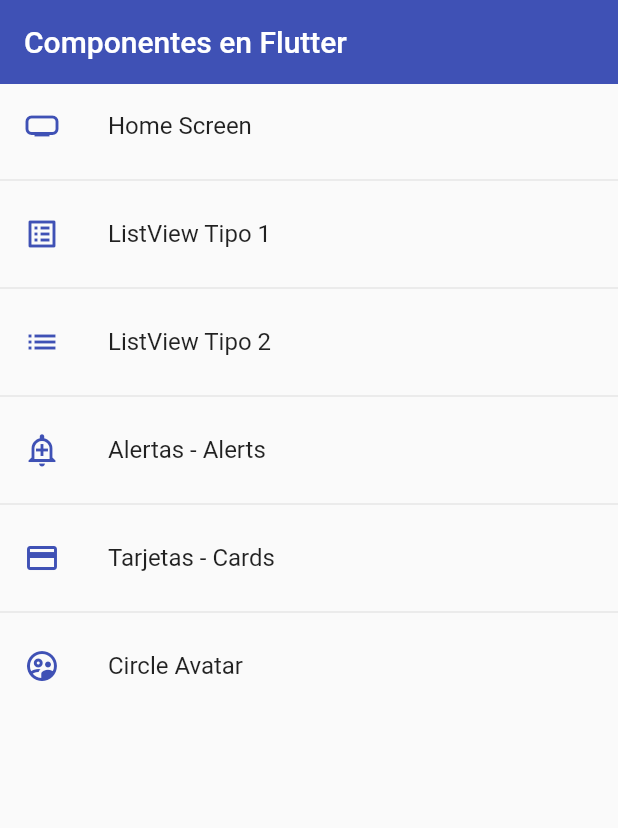
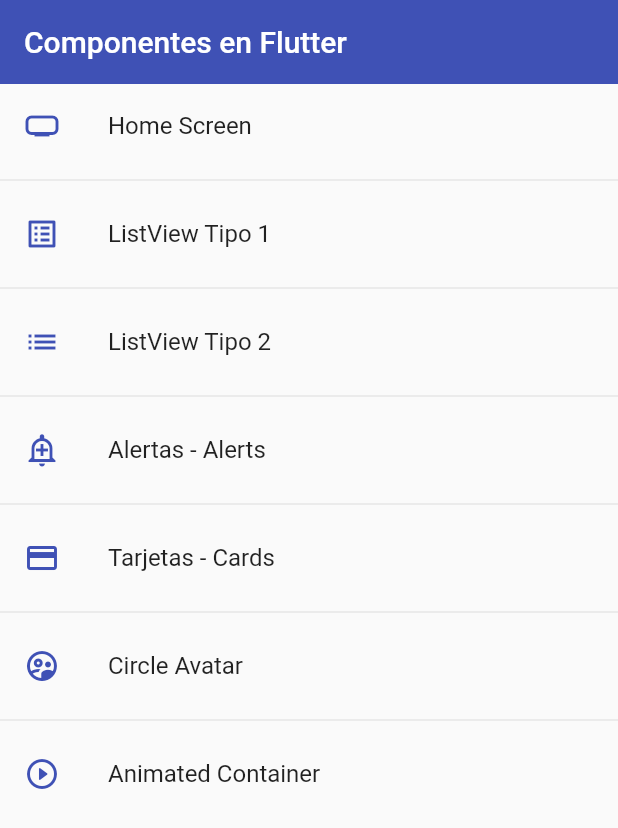
Before and after one commit to CRUXsur/marknotes, a Flutter app: the screen it shows after launch, on a phone screen of 412 x 824 dp. Shown: the top 828 px of the screen. Run offline on Flutter 3.47's test engine with Material 2 defaults, Android fonts, the phone set to English and light mode, and no system bars.

Commit message:
Widget Container

```diff
--- a/lib/router/app_routes.dart
+++ b/lib/router/app_routes.dart
@@ -42,7 +42,12 @@ class AppRoutes {
         route: 'avatar',
         name: 'Circle Avatar',
         screen: const AvatarScreen(),
-        icon: Icons.supervised_user_circle_outlined)
+        icon: Icons.supervised_user_circle_outlined),
+    MenuOption(
+        route: 'animated',
+        name: 'Animated Container',
+        screen: const AnimatedScreen(),
+        icon: Icons.play_circle_outline_rounded)
   ];
 
 /**
--- a/lib/screens/screens.dart
+++ b/lib/screens/screens.dart
@@ -1,4 +1,5 @@
 export 'package:marknotes/screens/alert_screen.dart';
+export 'package:marknotes/screens/animated_screen.dart';
 export 'package:marknotes/screens/avatar_screen.dart';
 export 'package:marknotes/screens/card_screen.dart';
 export 'package:marknotes/screens/home_screen.dart';
```
Also changed, not shown: lib/screens/animated_screen.dart (added, +57 -0 lines).
